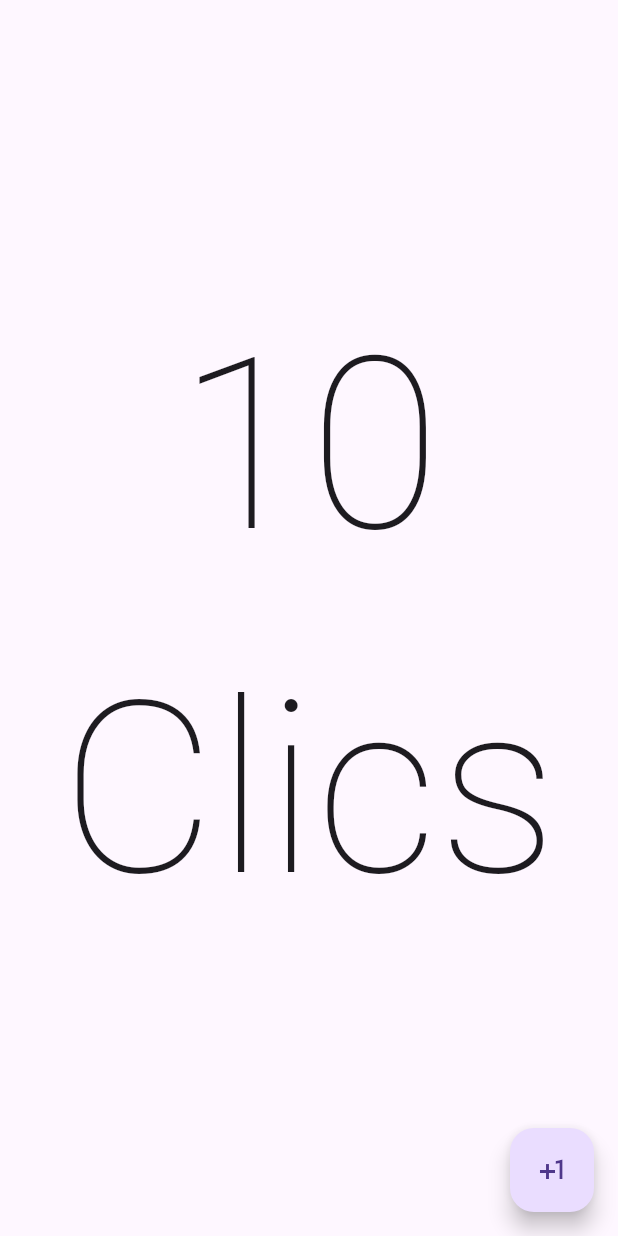
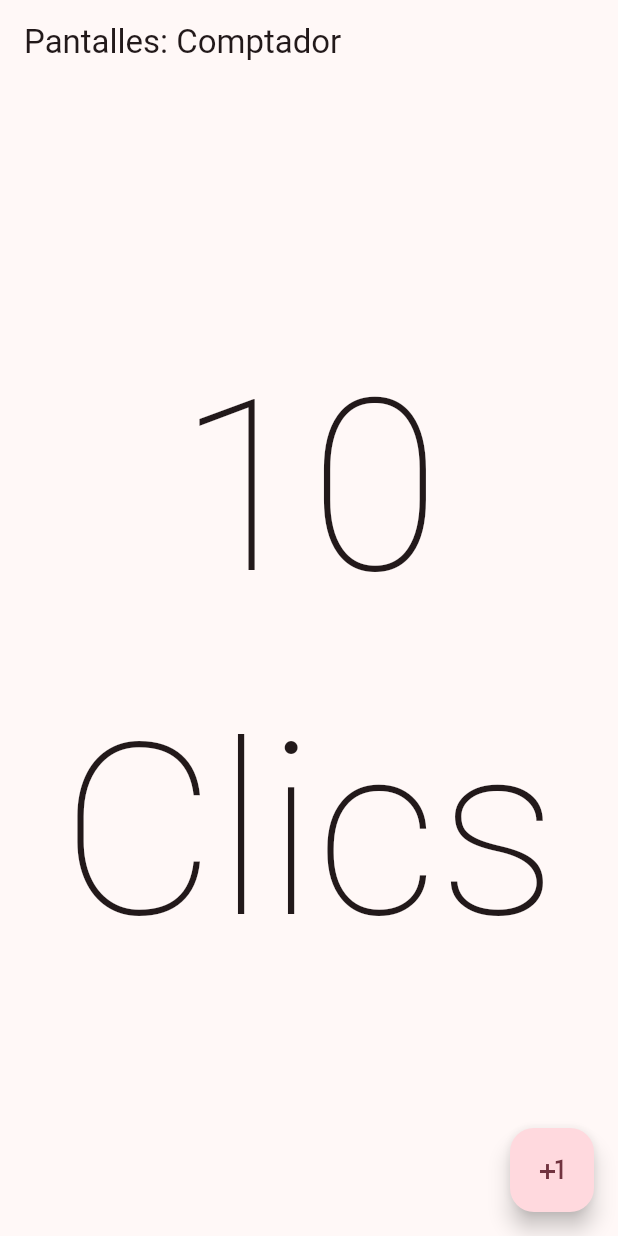
Before and after one commit to yagoyasser/flutter_pantalla_comptador, a Flutter app: the screen it shows after launch, on a phone screen of 412 x 824 dp. Run offline on Flutter 3.47's test engine with Material 3 defaults, Android fonts, the phone set to English and light mode, and no system bars.

Commit message:
Implementació barra superior. Implementació Material3 i paleta de colors

```diff
--- a/pantalla_comptador/lib/main.dart
+++ b/pantalla_comptador/lib/main.dart
@@ -10,8 +10,13 @@ class MainApp extends StatelessWidget {
 
   @override
   Widget build(BuildContext context) {
-    return const MaterialApp(
-      home: Comptador()
+    return MaterialApp(
+      debugShowCheckedModeBanner: false,
+      theme: ThemeData(
+        useMaterial3: true,
+        colorSchemeSeed: Colors.pink,
+      ),
+      home: const Comptador()
     );
   }
 }
--- a/pantalla_comptador/lib/pantalles/comptador.dart
+++ b/pantalla_comptador/lib/pantalles/comptador.dart
@@ -6,6 +6,9 @@ class Comptador extends StatelessWidget {
   @override
   Widget build(BuildContext context) {
     return Scaffold(
+      appBar: AppBar(
+        title: const Text('Pantalles: Comptador')
+      ),
       body: Center(
         child: Column(
           mainAxisAlignment: MainAxisAlignment.center,
```
